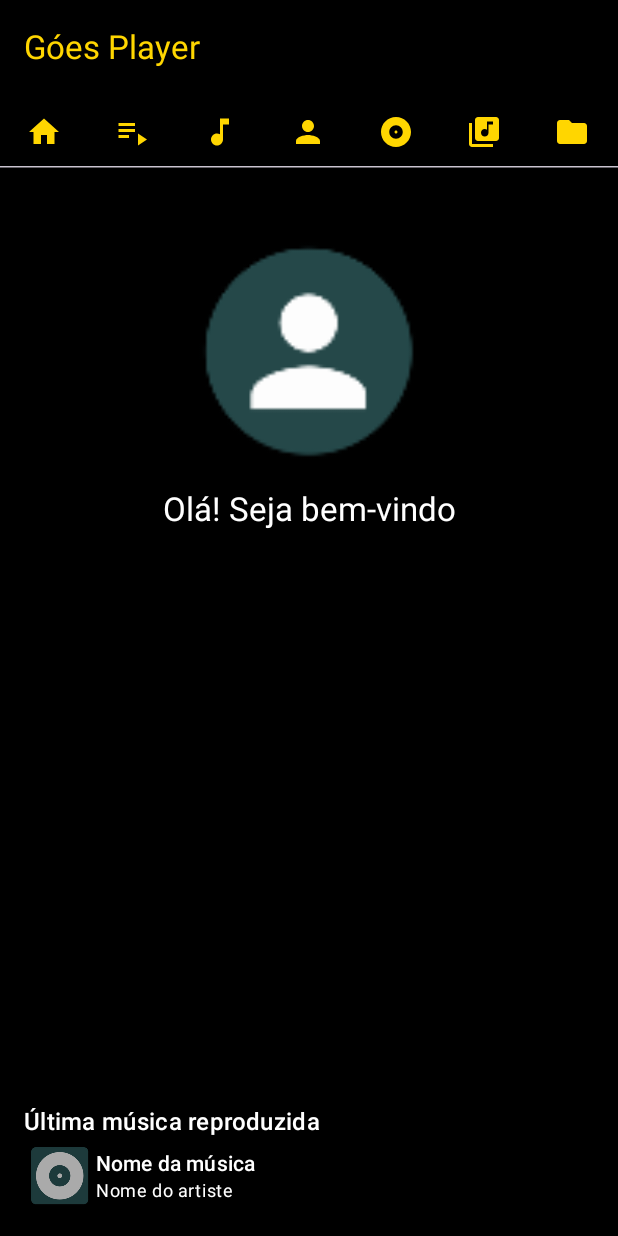
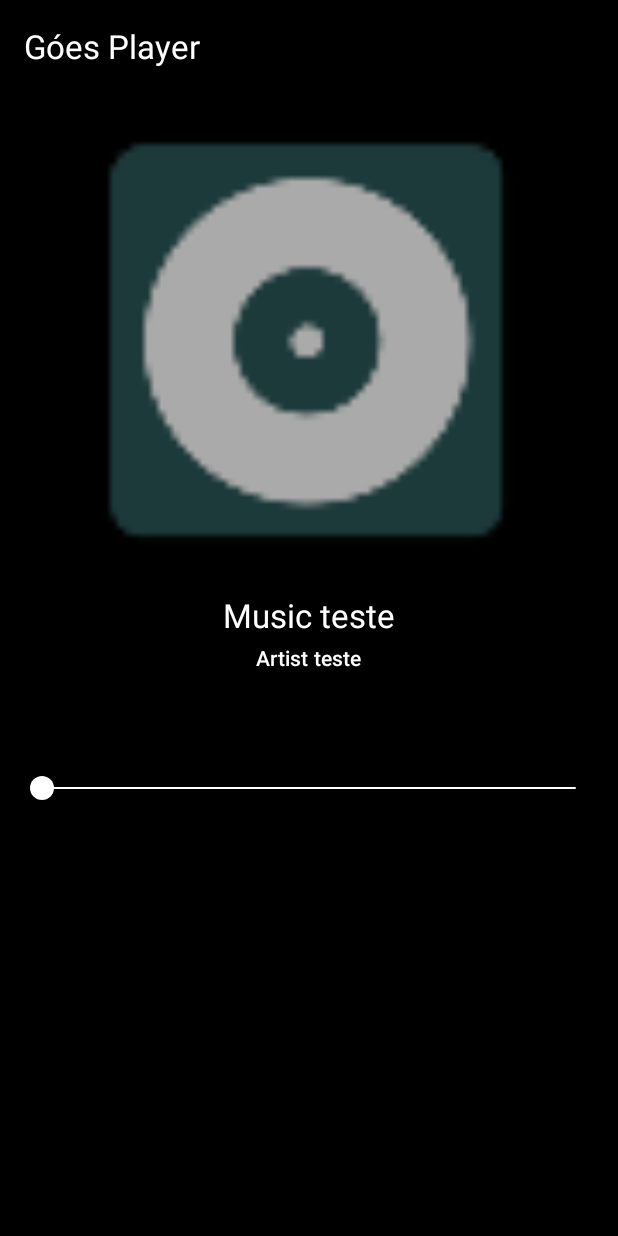
Before and after one commit to joaogoes1/goes-player, an Android app built with Jetpack Compose: the screen it shows after launch (MainActivity before the commit, PlayerActivityKt after it), on a phone screen of 412 x 824 dp. Run offline under Robolectric (Android 15) with nearby library versions, the phone set to English and light mode, and no system bars.

Commit message:
create playerActivity in Kotlin to use compose

```diff
--- a/app/build.gradle.kts
+++ b/app/build.gradle.kts
@@ -46,6 +46,7 @@ dependencies {
     implementation(libs.material3)
     implementation(libs.androidx.runtime.livedata)
     implementation(libs.androidx.material.icons.extended)
+    implementation(libs.androidx.activity.compose)
     implementation(libs.ui.tooling.preview)
     implementation(libs.androidx.appcompat)
     implementation("me.drakeet.materialdialog:library:1.2.2")
--- a/app/src/main/java/com/goesplayer/Music.java
+++ b/app/src/main/java/com/goesplayer/Music.java
@@ -21,6 +21,7 @@ public class Music {
         this.album = albumName;
         this.gender = gender;
         this.folder = folder;
+
         this.uri = uri;
     }
 
--- a/app/src/main/java/com/goesplayer/presentation/home/HomeScreen.kt
+++ b/app/src/main/java/com/goesplayer/presentation/home/HomeScreen.kt
@@ -65,10 +65,10 @@ fun HomeScreen(
     AppTheme {
         Scaffold(
             topBar = {
+                // TODO: Add search button
                 TopAppBar(
                     colors = TopAppBarDefaults.topAppBarColors().copy(
                         containerColor = MaterialTheme.colorScheme.background,
-
                         ),
                     title = {
                         Text(
@@ -104,7 +104,7 @@ fun HomeScreen(
                         .wrapContentHeight()
                 ) {
                     tabs.forEachIndexed { index, icon ->
-                        Tab(icon = { Icon(icon, contentDescription = "") },
+                        Tab(icon = { Icon(icon, contentDescription = null) },
                             selected = pagerState.pageCount == index,
                             onClick = { scope.launch { pagerState.scrollToPage(index) } }
                         )
--- a/app/src/main/java/com/goesplayer/presentation/home/tabs/HomeTab.kt
+++ b/app/src/main/java/com/goesplayer/presentation/home/tabs/HomeTab.kt
@@ -33,7 +33,7 @@ fun HomeTab() {
         ) {
             Image(
                 painterResource(R.mipmap.perfil_teste),
-                contentDescription = "",
+                contentDescription = null,
                 modifier = Modifier
                     .padding(top = 32.dp, bottom = 16.dp)
                     .width(150.dp)
--- a/app/src/main/java/com/goesplayer/presentation/home/tabs/MusicTab.kt
+++ b/app/src/main/java/com/goesplayer/presentation/home/tabs/MusicTab.kt
@@ -204,7 +204,7 @@ private fun MusicList(
                                 BitmapFactory.decodeByteArray(imgBytes, 0, imgBytes.size)
                             Image(
                                 bitmap = thumb.asImageBitmap(),
-                                contentDescription = "",
+                                contentDescription = null,
                                 contentScale = ContentScale.Crop,
                                 modifier = Modifier.size(48.dp)
                             )
--- /dev/null
+++ b/app/src/main/java/com/goesplayer/presentation/player/PlayerActivity.kt
@@ -0,0 +1,17 @@
+package com.goesplayer.presentation.player
+
+import android.os.Bundle
+import androidx.activity.ComponentActivity
+import androidx.activity.compose.setContent
+import com.goesplayer.AppTheme
+
+class PlayerActivityKt : ComponentActivity() {
+    override fun onCreate(savedInstanceState: Bundle?) {
+        super.onCreate(savedInstanceState)
+        setContent {
+            AppTheme {
+                Preview()
+            }
+        }
+    }
+}
--- /dev/null
+++ b/app/src/main/java/com/goesplayer/presentation/player/PlayerScreen.kt
@@ -0,0 +1,215 @@
+package com.goesplayer.presentation.player
+
+import android.net.Uri
+import android.widget.Toast
+import androidx.compose.foundation.Image
+import androidx.compose.foundation.background
+import androidx.compose.foundation.layout.Arrangement
+import androidx.compose.foundation.layout.Box
+import androidx.compose.foundation.layout.Column
+import androidx.compose.foundation.layout.Row
+import androidx.compose.foundation.layout.aspectRatio
+import androidx.compose.foundation.layout.fillMaxSize
+import androidx.compose.foundation.layout.fillMaxWidth
+import androidx.compose.foundation.layout.height
+import androidx.compose.foundation.layout.padding
+import androidx.compose.foundation.layout.size
+import androidx.compose.foundation.rememberScrollState
+import androidx.compose.foundation.shape.CircleShape
+import androidx.compose.foundation.shape.CutCornerShape
+import androidx.compose.foundation.shape.RoundedCornerShape
+import androidx.compose.foundation.verticalScroll
+import androidx.compose.material.icons.Icons
+import androidx.compose.material.icons.automirrored.filled.ArrowBack
+import androidx.compose.material.icons.filled.Pause
+import androidx.compose.material.icons.filled.PlayArrow
+import androidx.compose.material.icons.filled.Repeat
+import androidx.compose.material.icons.filled.Shuffle
+import androidx.compose.material3.ExperimentalMaterial3Api
+import androidx.compose.material3.IconButton
+import androidx.compose.material3.IconButtonDefaults
+import androidx.compose.material3.MaterialTheme
+import androidx.compose.material3.Scaffold
+import androidx.compose.material3.Slider
+import androidx.compose.material3.SliderDefaults
+import androidx.compose.material3.Text
+import androidx.compose.material3.TopAppBar
+import androidx.compose.material3.TopAppBarDefaults
+import androidx.compose.runtime.Composable
+import androidx.compose.runtime.derivedStateOf
+import androidx.compose.runtime.getValue
+import androidx.compose.runtime.mutableFloatStateOf
+import androidx.compose.runtime.mutableStateOf
+import androidx.compose.runtime.remember
+import androidx.compose.runtime.setValue
+import androidx.compose.ui.Alignment
+import androidx.compose.ui.Modifier
+import androidx.compose.ui.graphics.Color
+import androidx.compose.ui.layout.ContentScale
+import androidx.compose.ui.platform.LocalContext
+import androidx.compose.ui.res.painterResource
+import androidx.compose.ui.res.stringResource
+import androidx.compose.ui.tooling.preview.Preview
+import androidx.compose.ui.unit.dp
+import com.goesplayer.Music
+import com.goesplayer.R
+
+@Preview(
+    showSystemUi = true,
+    showBackground = true,
+)
+@Composable
+fun Preview() {
+    val context = LocalContext.current
+    PlayerScreen(
+        lyrics = null,
+        music = Music(
+            1,
+            "Music teste",
+            "Music teste",
+            "Artist teste",
+            "Album teste",
+            "Genre teste",
+            "Folder teste",
+            Uri.EMPTY
+        ),
+        343,
+        { Toast.makeText(context, "REPEAT ACTION", Toast.LENGTH_LONG).show() },
+        { Toast.makeText(context, "REPEAT ACTION", Toast.LENGTH_LONG).show() },
+        { Toast.makeText(context, "REPEAT ACTION", Toast.LENGTH_LONG).show() },
+        { Toast.makeText(context, "REPEAT ACTION", Toast.LENGTH_LONG).show() },
+        { Toast.makeText(context, "REPEAT ACTION", Toast.LENGTH_LONG).show() },
+    )
+}
+
+@OptIn(ExperimentalMaterial3Api::class)
+@Composable
+fun PlayerScreen(
+    lyrics: String?,
+    music: Music,
+    durationInSeconds: Long,
+    repeatAction: () -> Unit,
+    jumpToPreviousAction: () -> Unit,
+    playPauseAction: () -> Unit,
+    jumpToNextAction: () -> Unit,
+    shuffleAction: () -> Unit,
+) {
+    var isLyricsAppearing by remember { mutableStateOf(false) }
+    var sliderPosition by remember { mutableFloatStateOf(0f) }
+    var isPlaying by remember { mutableStateOf(false) }
+
+    Scaffold(
+        topBar = {
+            TopAppBar(
+                navigationIcon = { Icons.AutoMirrored.Filled.ArrowBack },
+                title = { Text(stringResource(R.string.app_name)) },
+                colors = TopAppBarDefaults.topAppBarColors().copy(
+                    containerColor = MaterialTheme.colorScheme.background,
+                ),
+            )
+        }
+    ) { innerPadding ->
+//        if (lyrics != null)
+//            Box(modifier = Modifier.border(width = 0.dp, color = Color.Transparent, shape = RoundedCornerShape(16.dp))) {
+//
+//            }
+        Column(modifier = Modifier.padding(innerPadding)) {
+            Box(
+                Modifier
+                    .fillMaxWidth(0.80f)
+                    .aspectRatio(1f)
+                    .align(Alignment.CenterHorizontally)
+            ) {
+                if (lyrics == null || !isLyricsAppearing)
+                    Image(
+                        painter = painterResource(R.mipmap.teste_album),
+                        contentDescription = null,
+                        contentScale = ContentScale.FillBounds,
+                        modifier = Modifier.fillMaxSize()
+                    )
+                else
+                    Text(lyrics, modifier = Modifier.verticalScroll(rememberScrollState()))
+            }
+            Text(
+                text = music.name,
+                modifier = Modifier
+                    .padding(vertical = 4.dp)
+                    .align(Alignment.CenterHorizontally),
+                style = MaterialTheme.typography.titleLarge,
+            )
+            Text(
+                text = music.artist,
+                modifier = Modifier
+                    .padding(bottom = 36.dp)
+                    .align(Alignment.CenterHorizontally),
+                style = MaterialTheme.typography.titleSmall,
+            )
+            Slider(
+                value = sliderPosition,
+                modifier = Modifier.padding(16.dp),
+                onValueChange = { sliderPosition = it },
+                valueRange = 0F..durationInSeconds.toFloat(),
+                colors = SliderDefaults.colors().copy(
+                    activeTrackColor = Color.White,
+                    inactiveTrackColor = Color.White,
+                ),
+                thumb = {
+                    Box(
+                        Modifier
+                            .size(24.dp)
+                            .padding(4.dp)
+                            .background(Color.White, RoundedCornerShape(20.dp))
+                    )
+                },
+                track = { sliderState ->
+                    Box(
+                        Modifier
+                            .fillMaxWidth()
+                            .height(1.dp)
+                            .background(Color.White, CircleShape)
+                    )
+                }
+            )
+            Row(horizontalArrangement = Arrangement.SpaceEvenly) {
+                IconButton(
+                    onClick = {},
+                    colors = IconButtonDefaults
+                        .iconButtonColors()
+                        .copy(
+                            containerColor = Color.Transparent,
+                            contentColor = MaterialTheme.colorScheme.primary,
+                        )
+                ) { Icons.Filled.Shuffle }
+                IconButton(
+                    onClick = {},
+                    colors = IconButtonDefaults
+                        .iconButtonColors()
+                        .copy(containerColor = Color.Transparent)
+                ) { Icons.Filled.Repeat }
+                IconButton(
+                    onClick = {},
+                    colors = IconButtonDefaults
+                        .iconButtonColors()
+                        .copy(containerColor = Color.Transparent)
+                ) {
+                    if (isPlaying)
+                        Icons.Filled.Pause
+                    else
+                        Icons.Filled.PlayArrow
+                }
+                IconButton(
+                    onClick = {},
+                    colors = IconButtonDefaults
+                        .iconButtonColors()
+                        .copy(containerColor = Color.Transparent)
+                ) { Icons.Filled.Repeat }
+                IconButton(
+                    onClick = {},
+                    colors = IconButtonDefaults
+                        .iconButtonColors()
+                        .copy(containerColor = Color.Transparent)
+                ) { Icons.Filled.Repeat }
+            }
+        }
+    }
+}
```
Also changed, not shown: app/src/main/AndroidManifest.xml (+13 -21 lines), app/src/main/java/com/goesplayer/MainActivity.java (+0 -43 lines), app/src/main/java/com/goesplayer/PlayerService.java (+5 -3 lines), app/src/main/java/com/goesplayer/SearchAdapter.java (deleted, +0 -44 lines), app/src/main/java/com/goesplayer/SearchableActivity.java (deleted, +0 -89 lines), 1 other file.
